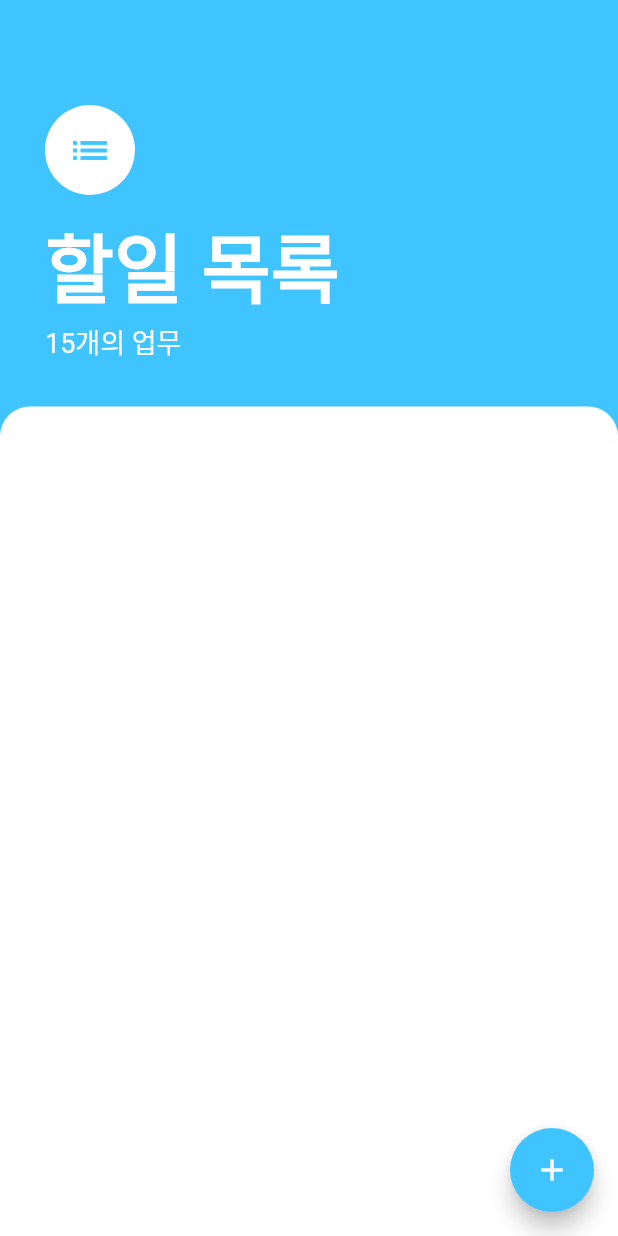
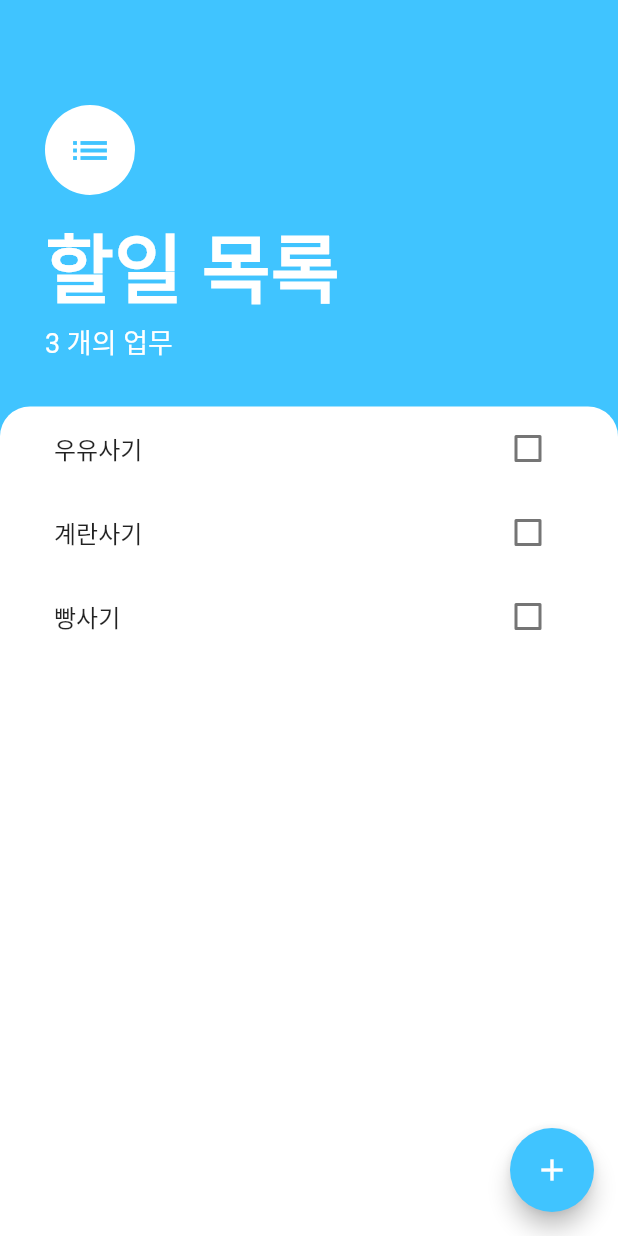
Before and after one commit to RealYoungk/Todo-Flutter, a Flutter app: the screen it shows after launch, on a phone screen of 412 x 824 dp. Run offline on Flutter 3.47's test engine with Material 2 defaults, Android fonts, the phone set to English and light mode, and no system bars.

Commit message:
todo complete

```diff
--- a/lib/main.dart
+++ b/lib/main.dart
@@ -1,4 +1,6 @@
 import 'package:flutter/material.dart';
+import 'package:provider/provider.dart';
+import 'package:todo_flutter/models/task_data.dart';
 import 'package:todo_flutter/screens/tasks_screen.dart';
 
 void main() {
@@ -8,8 +10,14 @@ void main() {
 class MyApp extends StatelessWidget {
   @override
   Widget build(BuildContext context) {
-    return MaterialApp(
-      home: TasksScreen(),
+    return ChangeNotifierProvider(
+      create: (context) => TaskData(),
+      child: MaterialApp(
+        theme: ThemeData(
+          primaryColor: Colors.lightBlueAccent,
+        ),
+        home: TasksScreen(),
+      ),
     );
   }
 }
--- /dev/null
+++ b/lib/models/task.dart
@@ -0,0 +1,12 @@
+import 'package:flutter/material.dart';
+
+class Task extends ChangeNotifier {
+  final String name;
+  bool isDone;
+
+  Task({this.name, this.isDone = false});
+
+  void toggleDone() {
+    isDone = !isDone;
+  }
+}
--- /dev/null
+++ b/lib/models/task_data.dart
@@ -0,0 +1,45 @@
+import 'dart:collection';
+
+import 'package:flutter/foundation.dart';
+import 'Task.dart';
+
+class TaskData extends ChangeNotifier {
+  List<Task> _tasks = [
+    Task(name: '우유사기'),
+    Task(name: '계란사기'),
+    Task(name: '빵사기'),
+  ];
+
+  UnmodifiableListView<Task> get tasks => UnmodifiableListView(_tasks);
+
+  int get taskCount => _tasks.length;
+
+  void addTask(String newTaskTitle) {
+    _tasks.add(
+      Task(
+        name: newTaskTitle,
+      ),
+    );
+    notifyListeners();
+  }
+
+  void updateTask(Task task) {
+    task.toggleDone();
+    notifyListeners();
+  }
+
+  void removeTask(Task task) {
+    for (Task nowTask in _tasks) {
+      if (nowTask == task) {
+        _tasks.remove(nowTask);
+        break;
+      }
+    }
+    notifyListeners();
+  }
+
+  void removeAll() {
+    _tasks.clear();
+    notifyListeners();
+  }
+}
--- a/lib/screens/tasks_screen.dart
+++ b/lib/screens/tasks_screen.dart
@@ -1,5 +1,10 @@
 import 'package:flutter/cupertino.dart';
 import 'package:flutter/material.dart';
+import 'package:provider/provider.dart';
+
+import 'package:todo_flutter/models/task_data.dart';
+import 'package:todo_flutter/screens/add_task_screen.dart';
+import 'package:todo_flutter/widgets/tasks_list.dart';
 
 class TasksScreen extends StatelessWidget {
   @override
@@ -9,6 +14,19 @@ class TasksScreen extends StatelessWidget {
       floatingActionButton: FloatingActionButton(
         backgroundColor: Colors.lightBlueAccent,
         child: Icon(Icons.add),
+        onPressed: () {
+          showModalBottomSheet(
+            context: context,
+            builder: (BuildContext context) => SingleChildScrollView(
+              child: Container(
+                padding: EdgeInsets.only(
+                  bottom: MediaQuery.of(context).viewInsets.bottom,
+                ),
+                child: AddTaskScreen(),
+              ),
+            ),
+          );
+        },
       ),
       body: Column(
         crossAxisAlignment: CrossAxisAlignment.start,
@@ -39,7 +57,7 @@ class TasksScreen extends StatelessWidget {
                   ),
                 ),
                 Text(
-                  '15개의 업무',
+                  '${Provider.of<TaskData>(context).taskCount} 개의 업무',
                   style: TextStyle(
                     fontSize: 18.0,
                     color: Colors.white,
@@ -50,6 +68,7 @@ class TasksScreen extends StatelessWidget {
           ),
           Expanded(
             child: Container(
+              padding: EdgeInsets.symmetric(horizontal: 20.0),
               decoration: BoxDecoration(
                 color: Colors.white,
                 borderRadius: BorderRadius.only(
@@ -57,6 +76,7 @@ class TasksScreen extends StatelessWidget {
                   topRight: Radius.circular(20.0),
                 ),
               ),
+              child: TasksList(),
             ),
           ),
         ],
--- /dev/null
+++ b/lib/widgets/task_tile.dart
@@ -0,0 +1,34 @@
+import 'package:flutter/material.dart';
+import 'package:provider/provider.dart';
+import 'package:todo_flutter/models/task_data.dart';
+
+class TaskTile extends StatelessWidget {
+  final bool isChecked;
+  final String taskTitle;
+  final Function checkboxCallback;
+  final Function longPressCallback;
+
+  TaskTile(
+      {this.isChecked,
+      this.taskTitle,
+      this.checkboxCallback,
+      this.longPressCallback});
+
+  @override
+  Widget build(BuildContext context) {
+    return ListTile(
+      onLongPress: longPressCallback,
+      title: Text(
+        taskTitle,
+        style: TextStyle(
+          decoration: isChecked ? TextDecoration.lineThrough : null,
+        ),
+      ),
+      trailing: Checkbox(
+        value: isChecked,
+        activeColor: Colors.lightBlueAccent,
+        onChanged: checkboxCallback,
+      ),
+    );
+  }
+}
--- /dev/null
+++ b/lib/widgets/tasks_list.dart
@@ -0,0 +1,31 @@
+import 'package:flutter/material.dart';
+import 'package:provider/provider.dart';
+import 'package:todo_flutter/models/Task.dart';
+import 'package:todo_flutter/models/task_data.dart';
+import 'package:todo_flutter/widgets/task_tile.dart';
+
+class TasksList extends StatelessWidget {
+  @override
+  Widget build(BuildContext context) {
+    return Consumer<TaskData>(
+      builder: (context, taskData, child) {
+        return ListView.builder(
+          itemBuilder: (context, index) {
+            final task = taskData.tasks[index];
+            return TaskTile(
+              taskTitle: task.name,
+              isChecked: task.isDone,
+              checkboxCallback: (_) {
+                taskData.updateTask(task);
+              },
+              longPressCallback: () {
+                taskData.removeTask(task);
+              },
+            );
+          },
+          itemCount: taskData.taskCount,
+        );
+      },
+    );
+  }
+}
--- a/pubspec.yaml
+++ b/pubspec.yaml
@@ -21,8 +21,10 @@ environment:
   sdk: ">=2.7.0 <3.0.0"
 
 dependencies:
+  provider: ^5.0.0
   flutter:
     sdk: flutter
+
 
 
   # The following adds the Cupertino Icons font to your application.
```
Also changed, not shown: lib/screens/add_task_screen.dart (added, +90 -0 lines), pubspec.lock.
